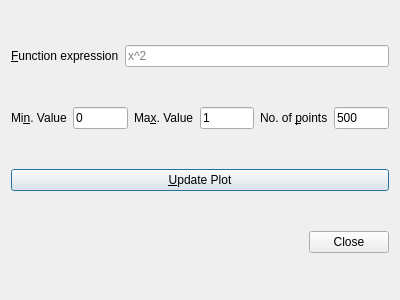
Old version of the form src/iland/ui/dialogfunctionplotter.ui in the repository edfm-tum/iland-model.
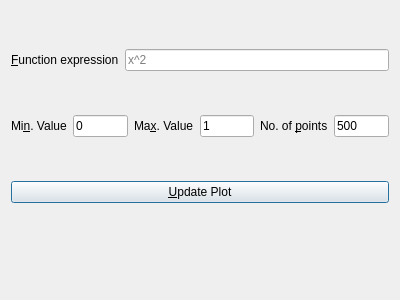
New version of the form.

What changed in the file:
```diff
--- a/src/iland/ui/dialogfunctionplotter.ui
+++ b/src/iland/ui/dialogfunctionplotter.ui
@@ -130,7 +130,7 @@
       <enum>Qt::Horizontal</enum>
      </property>
      <property name="standardButtons">
-      <set>QDialogButtonBox::Close</set>
+      <set>QDialogButtonBox::NoButton</set>
      </property>
     </widget>
    </item>
```
Left out of the diff: 8 changed lines with no effect on the pictures.
